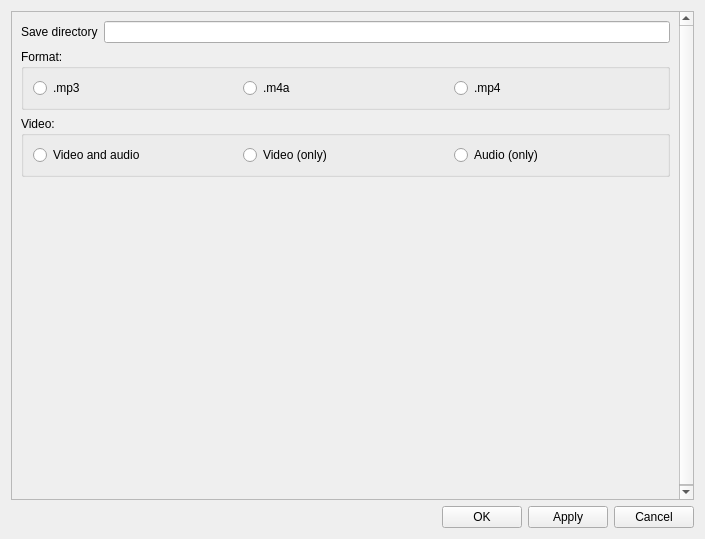
The window that designer/CherryDesigner/configuration.ui (hueyjj/Cherry) describes before a commit, drawn with Qt 5.
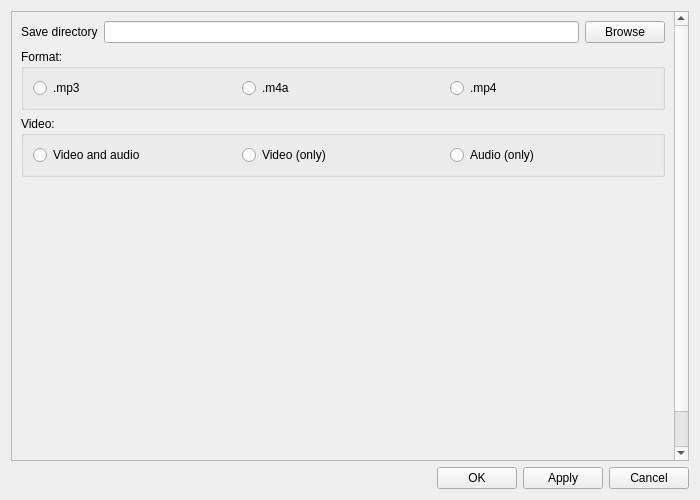
The same window after the commit.

```diff
--- a/designer/CherryDesigner/configuration.ui
+++ b/designer/CherryDesigner/configuration.ui
@@ -6,16 +6,10 @@
    <rect>
     <x>0</x>
     <y>0</y>
-    <width>705</width>
-    <height>539</height>
+    <width>700</width>
+    <height>500</height>
    </rect>
   </property>
-  <property name="minimumSize">
-   <size>
-    <width>705</width>
-    <height>0</height>
-   </size>
-  </property>
   <property name="windowTitle">
    <string>Form</string>
   </property>
@@ -30,22 +24,29 @@
        <rect>
         <x>0</x>
         <y>0</y>
-        <width>671</width>
-        <height>504</height>
+        <width>666</width>
+        <height>498</height>
        </rect>
       </property>
       <layout class="QVBoxLayout" name="verticalLayout_3">
        <item>
-        <layout class="QFormLayout" name="formLayout_2">
-         <item row="1" column="0">
+        <layout class="QHBoxLayout" name="horizontalLayout">
+         <item>
           <widget class="QLabel" name="label">
            <property name="text">
             <string>Save directory</string>
            </property>
           </widget>
          </item>
-         <item row="1" column="1">
-          <widget class="QLineEdit" name="lineEdit"/>
+         <item>
+          <widget class="QLineEdit" name="dirInput"/>
+         </item>
+         <item>
+          <widget class="QPushButton" name="browse">
+           <property name="text">
+            <string>Browse</string>
+           </property>
+          </widget>
          </item>
         </layout>
        </item>
```
Left out of the diff: 10 changed lines with no effect on the pictures.
